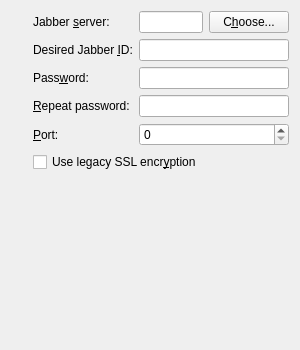
Qt form protocols/jabber/ui/dlgjabberregisteraccount.ui (KDE/kopete) before a commit.
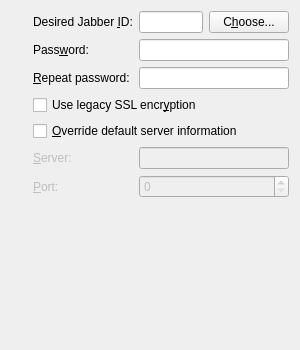
The same form after that commit. Custom widgets are drawn as their Qt base class.

Commit message:
Add support for disable overriding jabber host & port when registring new jabber account
This is needed for all modern jabber servers, so override option is disabled by default
After this patch registring new jabber accounts should work again

What changed in the file:
```diff
--- a/protocols/jabber/ui/dlgjabberregisteraccount.ui
+++ b/protocols/jabber/ui/dlgjabberregisteraccount.ui
@@ -22,50 +22,12 @@
    <property name="leftMargin" >
     <number>11</number>
    </property>
-   <property name="topMargin" >
-    <number>11</number>
-   </property>
-   <property name="rightMargin" >
-    <number>11</number>
-   </property>
-   <property name="bottomMargin" >
-    <number>11</number>
-   </property>
-   <property name="horizontalSpacing" >
+   <property name="spacing">
     <number>6</number>
    </property>
-   <property name="verticalSpacing" >
-    <number>6</number>
-   </property>
-   <item row="1" column="1" >
-    <widget class="QLabel" name="lblJID" >
-     <property name="text" >
-      <string>Desired Jabber &amp;ID:</string>
-     </property>
-     <property name="buddy" >
-      <cstring>leJID</cstring>
-     </property>
-    </widget>
-   </item>
-   <item row="3" column="0" >
-    <widget class="QLabel" name="pixPasswordVerify" >
-     <property name="minimumSize" >
-      <size>
-       <width>16</width>
-       <height>16</height>
-      </size>
-     </property>
-     <property name="maximumSize" >
-      <size>
-       <width>32767</width>
-       <height>32767</height>
-      </size>
-     </property>
-    </widget>
-   </item>
-   <item row="0" column="2" >
-    <layout class="QHBoxLayout" >
-     <property name="spacing" >
+   <item row="0" column="2">
+    <layout class="QHBoxLayout">
+     <property name="spacing">
       <number>6</number>
      </property>
      <property name="leftMargin" >
@@ -81,8 +43,8 @@
       <number>0</number>
      </property>
      <item>
-      <widget class="QLineEdit" name="leServer" >
-       <property name="text" >
+      <widget class="QLineEdit" name="leJID">
+       <property name="text">
         <string/>
        </property>
       </widget>
@@ -96,20 +58,13 @@
      </item>
     </layout>
    </item>
-   <item row="2" column="1" >
-    <widget class="QLabel" name="lblPassword" >
-     <property name="text" >
-      <string>Pass&amp;word:</string>
+   <item row="8" column="2">
+    <widget class="KIntSpinBox" name="sbPort">
+     <property name="enabled">
+      <bool>false</bool>
      </property>
-     <property name="buddy" >
-      <cstring>lePassword</cstring>
-     </property>
-    </widget>
-   </item>
-   <item row="4" column="2" >
-    <widget class="KIntSpinBox" name="sbPort" >
-     <property name="sizePolicy" >
-      <sizepolicy vsizetype="Fixed" hsizetype="Expanding" >
+     <property name="sizePolicy">
+      <sizepolicy hsizetype="Expanding" vsizetype="Fixed">
        <horstretch>0</horstretch>
        <verstretch>0</verstretch>
       </sizepolicy>
@@ -119,136 +74,9 @@
      </property>
     </widget>
    </item>
-   <item row="5" column="1" colspan="2" >
-    <widget class="QCheckBox" name="cbUseSSL" >
-     <property name="sizePolicy" >
-      <sizepolicy vsizetype="Fixed" hsizetype="Expanding" >
-       <horstretch>0</horstretch>
-       <verstretch>0</verstretch>
-      </sizepolicy>
-     </property>
-     <property name="toolTip" >
-      <string>Check this box to enable legacy SSL encrypted communication with the server. This is needed only for old servers.</string>
-     </property>
-     <property name="whatsThis" >
-      <string>Check this box to enable legacy SSL encrypted communication with the server. This is needed only for old servers.</string>
-     </property>
-     <property name="text" >
-      <string>Use legacy SSL encr&amp;yption</string>
-     </property>
-     <property name="checked" >
-      <bool>false</bool>
-     </property>
-    </widget>
-   </item>
-   <item row="1" column="0" >
-    <widget class="QLabel" name="pixJID" >
-     <property name="minimumSize" >
-      <size>
-       <width>16</width>
-       <height>16</height>
-      </size>
-     </property>
-     <property name="maximumSize" >
-      <size>
-       <width>32767</width>
-       <height>32767</height>
-      </size>
-     </property>
-    </widget>
-   </item>
-   <item row="4" column="1" >
-    <widget class="QLabel" name="lblPort" >
-     <property name="text" >
-      <string>&amp;Port:</string>
-     </property>
-     <property name="buddy" >
-      <cstring>sbPort</cstring>
-     </property>
-    </widget>
-   </item>
-   <item row="3" column="1" >
-    <widget class="QLabel" name="lblPasswordVerify" >
-     <property name="enabled" >
-      <bool>true</bool>
-     </property>
-     <property name="text" >
-      <string>&amp;Repeat password:</string>
-     </property>
-     <property name="buddy" >
-      <cstring>lePasswordVerify</cstring>
-     </property>
-    </widget>
-   </item>
-   <item row="2" column="2" >
-    <widget class="KLineEdit" name="lePassword" >
-     <property name="echoMode" >
-      <enum>QLineEdit::Password</enum>
-     </property>
-    </widget>
-   </item>
-   <item row="0" column="0" >
-    <widget class="QLabel" name="pixServer" >
-     <property name="minimumSize" >
-      <size>
-       <width>16</width>
-       <height>16</height>
-      </size>
-     </property>
-     <property name="maximumSize" >
-      <size>
-       <width>32767</width>
-       <height>32767</height>
-      </size>
-     </property>
-    </widget>
-   </item>
-   <item row="0" column="1" >
-    <widget class="QLabel" name="lblServer" >
-     <property name="text" >
-      <string>Jabber &amp;server:</string>
-     </property>
-     <property name="buddy" >
-      <cstring>leServer</cstring>
-     </property>
-    </widget>
-   </item>
-   <item row="2" column="0" >
-    <widget class="QLabel" name="pixPassword" >
-     <property name="minimumSize" >
-      <size>
-       <width>16</width>
-       <height>16</height>
-      </size>
-     </property>
-     <property name="maximumSize" >
-      <size>
-       <width>32767</width>
-       <height>32767</height>
-      </size>
-     </property>
-    </widget>
-   </item>
-   <item row="3" column="2" >
-    <widget class="KLineEdit" name="lePasswordVerify" >
-     <property name="enabled" >
-      <bool>true</bool>
-     </property>
-     <property name="echoMode" >
-      <enum>QLineEdit::Password</enum>
-     </property>
-    </widget>
-   </item>
-   <item row="1" column="2" >
-    <widget class="QLineEdit" name="leJID" >
-     <property name="text" >
-      <string/>
-     </property>
-    </widget>
-   </item>
-   <item row="6" column="0" colspan="3" >
-    <layout class="QVBoxLayout" >
-     <property name="spacing" >
+   <item row="9" column="0" colspan="3">
+    <layout class="QVBoxLayout">
+     <property name="spacing">
       <number>6</number>
      </property>
      <property name="leftMargin" >
@@ -310,14 +138,178 @@
      </item>
     </layout>
    </item>
+   <item row="0" column="1">
+    <widget class="QLabel" name="lblJID">
+     <property name="text">
+      <string>Desired Jabber &amp;ID:</string>
+     </property>
+     <property name="buddy">
+      <cstring>leJID</cstring>
+     </property>
+    </widget>
+   </item>
+   <item row="2" column="1">
+    <widget class="QLabel" name="lblPassword">
+     <property name="text">
+      <string>Pass&amp;word:</string>
+     </property>
+     <property name="buddy">
+      <cstring>lePassword</cstring>
+     </property>
+    </widget>
+   </item>
+   <item row="2" column="2">
+    <widget class="KLineEdit" name="lePassword">
+     <property name="echoMode">
+      <enum>QLineEdit::Password</enum>
+     </property>
+    </widget>
+   </item>
+   <item row="2" column="0">
+    <widget class="QLabel" name="pixPassword">
+     <property name="minimumSize">
+      <size>
+       <width>16</width>
+       <height>16</height>
+      </size>
+     </property>
+     <property name="maximumSize">
+      <size>
+       <width>32767</width>
+       <height>32767</height>
+      </size>
+     </property>
+    </widget>
+   </item>
+   <item row="3" column="1">
+    <widget class="QLabel" name="lblPasswordVerify">
+     <property name="enabled">
+      <bool>true</bool>
+     </property>
+     <property name="text">
+      <string>&amp;Repeat password:</string>
+     </property>
+     <property name="buddy">
+      <cstring>lePasswordVerify</cstring>
+     </property>
+    </widget>
+   </item>
+   <item row="3" column="0">
+    <widget class="QLabel" name="pixPasswordVerify">
+     <property name="minimumSize">
+      <size>
+       <width>16</width>
+       <height>16</height>
+      </size>
+     </property>
+     <property name="maximumSize">
+      <size>
+       <width>32767</width>
+       <height>32767</height>
+      </size>
+     </property>
+    </widget>
+   </item>
+   <item row="3" column="2">
+    <widget class="KLineEdit" name="lePasswordVerify">
+     <property name="enabled">
+      <bool>true</bool>
+     </property>
+     <property name="echoMode">
+      <enum>QLineEdit::Password</enum>
+     </property>
+    </widget>
+   </item>
+   <item row="7" column="2">
+    <widget class="QLineEdit" name="leServer">
+     <property name="enabled">
+      <bool>false</bool>
+     </property>
+     <property name="text">
+      <string/>
+     </property>
+    </widget>
+   </item>
+   <item row="8" column="1">
+    <widget class="QLabel" name="lblPort">
+     <property name="enabled">
+      <bool>false</bool>
+     </property>
+     <property name="text">
+      <string>&amp;Port:</string>
+     </property>
+     <property name="buddy">
+      <cstring>sbPort</cstring>
+     </property>
+    </widget>
+   </item>
+   <item row="0" column="0">
+    <widget class="QLabel" name="pixJID">
+     <property name="minimumSize">
+      <size>
+       <width>16</width>
+       <height>16</height>
+      </size>
+     </property>
+     <property name="maximumSize">
+      <size>
+       <width>32767</width>
+       <height>32767</height>
+      </size>
+     </property>
+    </widget>
+   </item>
+   <item row="7" column="1">
+    <widget class="QLabel" name="lblServer">
+     <property name="enabled">
+      <bool>false</bool>
+     </property>
+     <property name="text">
+      <string>&amp;Server:</string>
+     </property>
+     <property name="buddy">
+      <cstring>leServer</cstring>
+     </property>
+    </widget>
+   </item>
+   <item row="5" column="1" colspan="2">
+    <widget class="QCheckBox" name="cbUseSSL">
+     <property name="sizePolicy">
+      <sizepolicy hsizetype="Expanding" vsizetype="Fixed">
+       <horstretch>0</horstretch>
+       <verstretch>0</verstretch>
+      </sizepolicy>
+     </property>
+     <property name="toolTip">
+      <string>Check this box to enable legacy SSL encrypted communication with the server. This is needed only for old servers.</string>
+     </property>
+     <property name="whatsThis">
+      <string>Check this box to enable legacy SSL encrypted communication with the server. This is needed only for old servers.</string>
+     </property>
+     <property name="text">
+      <string>Use legacy SSL encr&amp;yption</string>
+     </property>
+     <property name="checked">
+      <bool>false</bool>
+     </property>
+    </widget>
+   </item>
+   <item row="6" column="1" colspan="2">
+    <widget class="QCheckBox" name="cbOverrideHost">
+     <property name="sizePolicy">
+      <sizepolicy hsizetype="Expanding" vsizetype="Fixed">
+       <horstretch>0</horstretch>
+       <verstretch>0</verstretch>
+      </sizepolicy>
+     </property>
+     <property name="text">
+      <string>&amp;Override default server information</string>
+     </property>
+    </widget>
+   </item>
   </layout>
  </widget>
  <customwidgets>
-  <customwidget>
-   <class>KIntSpinBox</class>
-   <extends>QSpinBox</extends>
-   <header>knuminput.h</header>
-  </customwidget>
   <customwidget>
    <class>KLineEdit</class>
    <extends>QLineEdit</extends>
@@ -328,6 +320,11 @@
    <extends>QPushButton</extends>
    <header>kpushbutton.h</header>
   </customwidget>
+  <customwidget>
+   <class>KIntSpinBox</class>
+   <extends>QSpinBox</extends>
+   <header>knuminput.h</header>
+  </customwidget>
  </customwidgets>
  <tabstops>
   <tabstop>leServer</tabstop>
```
Left out of the diff: 68 changed lines with no effect on the pictures. The commit also changes 2 other files.
